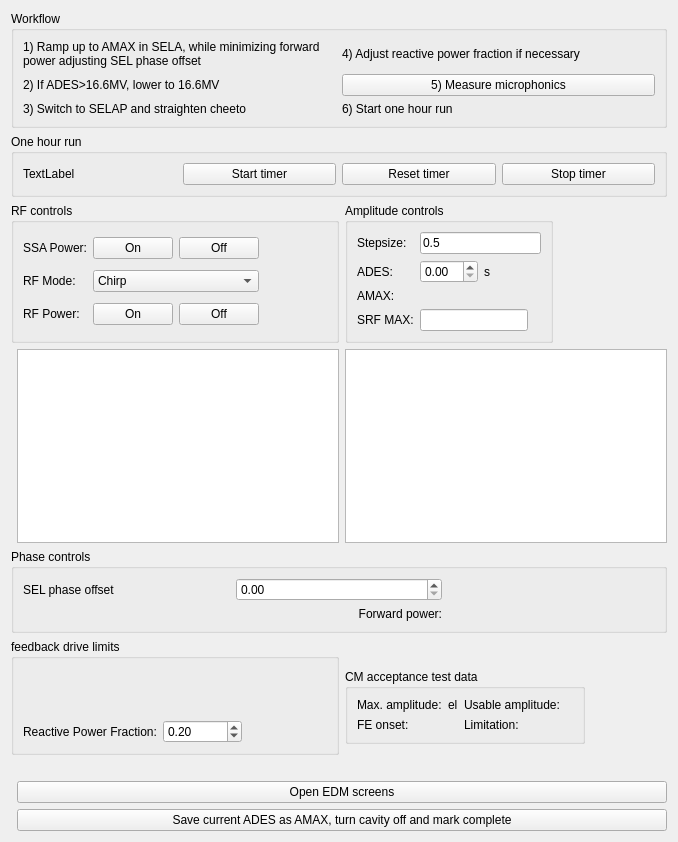
Above: cavity_commissioning/gui/rf_controls.ui from slaclab/rf_commissioning before the change. Below: the same form after it.
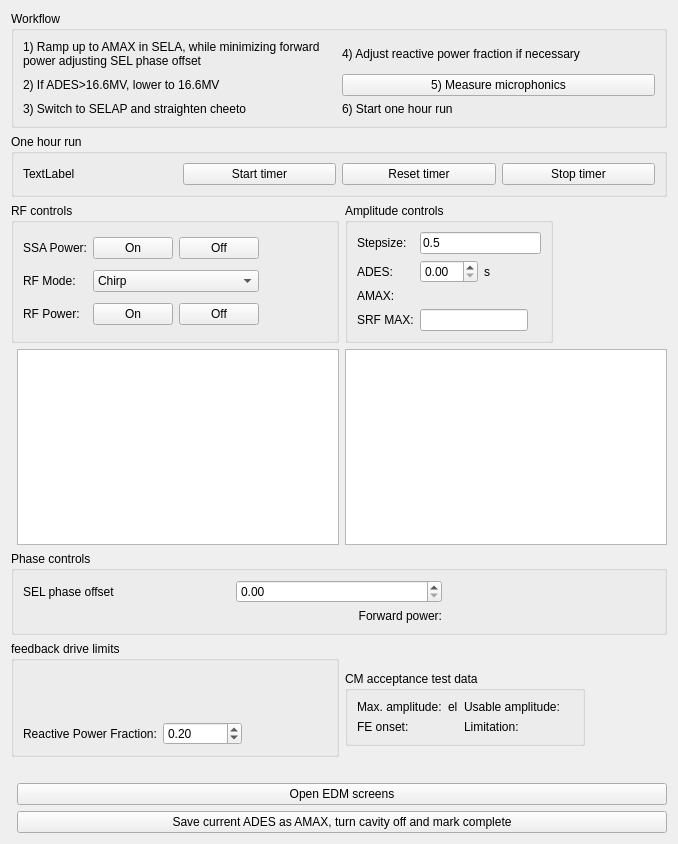
That is the form after the change. Custom widgets are drawn as their Qt base class.

Commit message: named buttons for timer in ui file

```diff
--- a/cavity_commissioning/gui/rf_controls.ui
+++ b/cavity_commissioning/gui/rf_controls.ui
@@ -7,7 +7,7 @@
     <x>0</x>
     <y>0</y>
     <width>678</width>
-    <height>842</height>
+    <height>844</height>
    </rect>
   </property>
   <property name="windowTitle">
```
Left out of the diff: 8 changed lines with no effect on the pictures.
